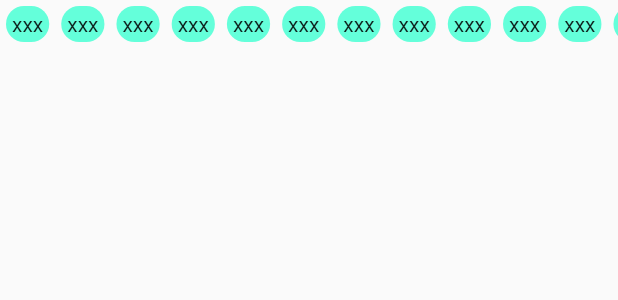
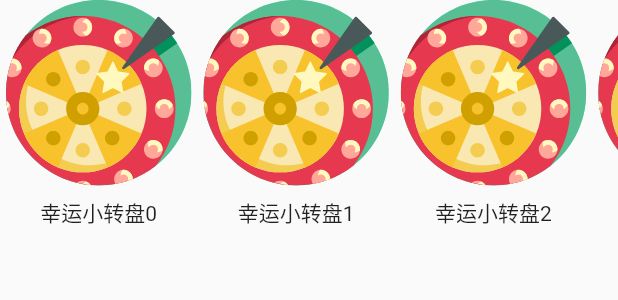
Before and after one commit to Mr-Cai/fun_refresh, a Flutter app: the GamePage widget shown alone on an empty page, opened directly, on a phone screen of 412 x 824 dp. Shown: the top 300 px of the screen. Run offline on Flutter 3.47's test engine with Material 2 defaults, Android fonts, the light colour scheme and no system bars; our stand-ins replace dio, firebase_auth, flutter_svg, google_sign_in, shared_preferences, video_player; missing offline and left inert: firebase_admob, tencent_ad; accounts and stored records are empty; generated files the repository leaves out were written again; network calls fail; project files that could hold a hidden picture were left out.

Commit message:
更新忽略

```diff
--- a/lib/page/public/game_page.dart
+++ b/lib/page/public/game_page.dart
@@ -1,4 +1,8 @@
 import 'package:flutter/material.dart';
+import 'package:flutter_svg/svg.dart';
+import 'package:fun_refresh/page/routes/route_generator.dart';
+import 'package:fun_refresh/tools/global.dart';
+import 'package:fun_refresh/tools/pic_tool.dart';
 
 class GamePage extends StatefulWidget {
   @override
@@ -9,29 +13,58 @@ class _GamePageState extends State<GamePage> {
   @override
   Widget build(BuildContext context) {
     return ListView(
+      physics: BouncingScrollPhysics(),
       children: <Widget>[
-        SizedBox(
-          height: 32.0,
+        Container(
+          height: sizeH$20(context),
           child: ListView.builder(
             scrollDirection: Axis.horizontal,
             physics: BouncingScrollPhysics(),
             itemCount: 12,
             itemBuilder: (BuildContext context, int index) {
-              return Container(
-                margin: EdgeInsets.all(4.0),
-                padding: EdgeInsets.all(4.0),
-                decoration: BoxDecoration(
-                  color: Colors.tealAccent,
-                  borderRadius: BorderRadius.circular(32.0),
-                ),
-                child: Center(
-                  child: Text('xxx'),
-                ),
-              );
+              return GameIcon(index);
             },
           ),
-        )
+        ),
       ],
     );
   }
 }
+
+class GameIcon extends StatelessWidget {
+  final int index;
+
+  GameIcon(this.index);
+
+  @override
+  Widget build(BuildContext context) {
+    return GestureDetector(
+      onTap: () {
+        pushNamed(context, '/reward');
+        showSnackBar('text $index');
+      },
+      child: Column(
+        children: <Widget>[
+          Container(
+            margin: EdgeInsets.symmetric(horizontal: 4.0),
+            width: sizeH$15(context),
+            height: sizeH$15(context),
+            decoration: BoxDecoration(
+              shape: BoxShape.circle,
+              color: Colors.tealAccent,
+            ),
+            child: Center(
+              child: SvgPicture.asset(
+                iconX('ic_wheel'),
+              ),
+            ),
+          ),
+          Container(
+            margin: EdgeInsets.all(8.0),
+            child: Text('幸运小转盘$index'),
+          )
+        ],
+      ),
+    );
+  }
+}
--- a/lib/page/routes/include/reward_page.dart
+++ b/lib/page/routes/include/reward_page.dart
@@ -24,7 +24,7 @@ class _RewardPageState extends State<RewardPage> {
             right: 0.0,
             left: 0.0,
             child: Container(
-              height: _bannerClose == true ? 0 : 62.0,
+              height: _bannerClose == true ? 0 : 64.0,
               child: UnifiedBannerAd(
                 config['bannerID'],
                 key: _bannerKey,
```
Also changed, not shown: lib/tools/global.dart (+21 -14 lines), asset/svg/ic_wheel.svg (added), 6 other files.
